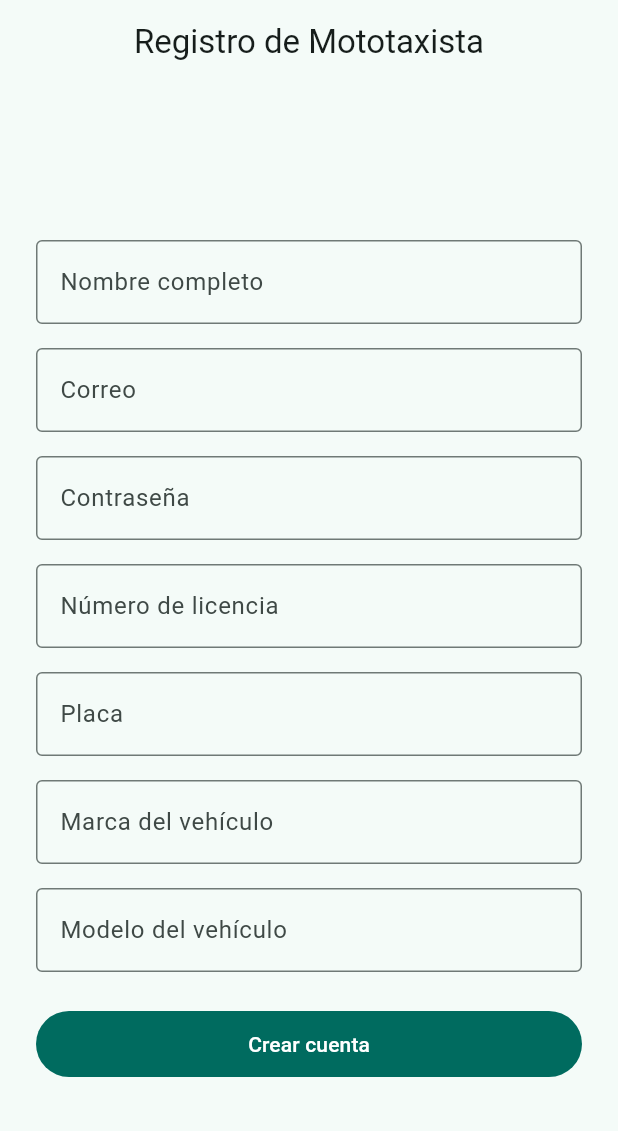
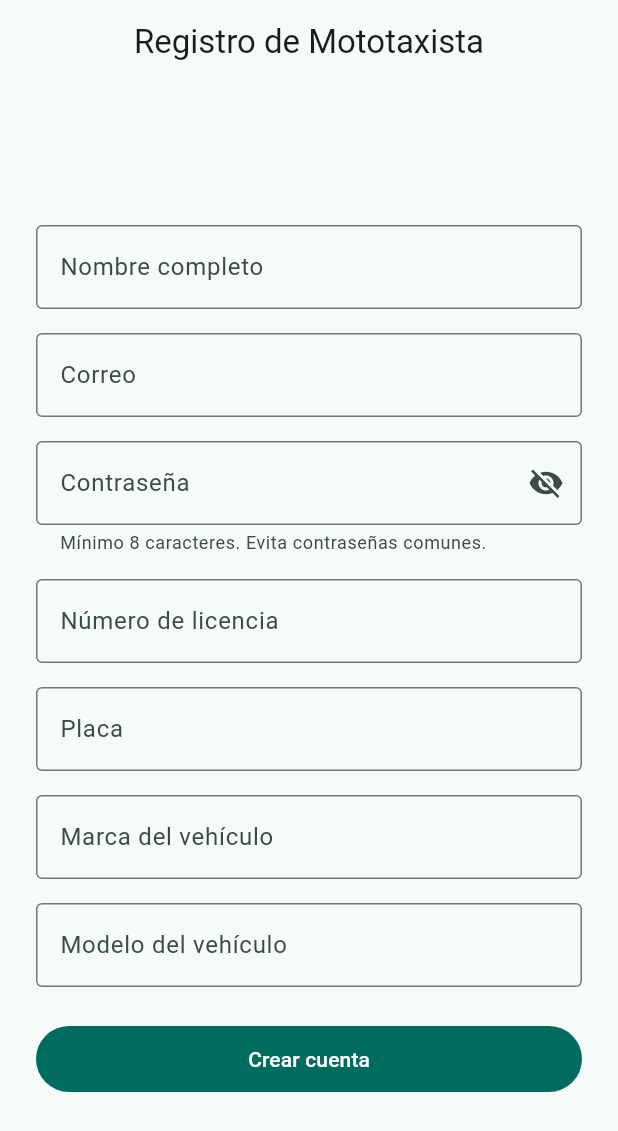
Before and after one commit to joelmendozataype/appmotolink, a Flutter app: the RegistroMototaxistaPage screen opened by its route, on a phone screen of 412 x 824 dp. Shown: the top 1131 px of the screen. Run offline on Flutter 3.47's test engine with Material 3 defaults, Android fonts, the phone set to English and light mode, and no system bars; our stand-ins replace equatable, flutter_map, flutter_secure_storage, geolocator, go_router, latlong2 and 1 more; accounts and stored records are empty; network calls fail.

Commit message:
feat(mobile): permitir ver la contrasena al escribirla
Los tres campos de contrasena —login y los dos registros— ocultaban el
texto sin opcion a revelarlo. Escribir a ciegas en un teclado tactil
provoca erratas que el usuario solo descubre cuando el login ya fallo,
y esos intentos fallidos ahora ademas cuentan para el limite de fuerza
bruta.

Se agrega CampoContrasena, con boton de mostrar/ocultar. Arranca oculta
y solo se revela si la persona lo pide. El boton lleva tooltip para que
quien use lector de pantalla sepa que hace y en que estado esta.

Ademas se corrige una incoherencia que quedo de la revision de
seguridad: las dos pantallas de registro exigian 4 caracteres mientras
el backend pedia 8 y rechazaba las contrasenas comunes. La app daba por
buena una contrasena que el servidor rechazaba despues con un error
poco claro. Se centraliza en Validaciones para que ambas pantallas no
vuelvan a divergir, y se avisa del requisito bajo el campo en vez de
esperar al rechazo.

La validacion del servidor sigue mandando: esto solo evita el viaje de
ida y vuelta.

47 pruebas de movil (antes 37).

```diff
--- /dev/null
+++ b/mobile/lib/core/utils/validaciones.dart
@@ -0,0 +1,35 @@
+/// Validaciones de formulario que deben coincidir con las del backend.
+///
+/// Existe este archivo para que las dos pantallas de registro no cada una
+/// por su cuenta: antes exigían 4 caracteres mientras el backend pedía 8,
+/// así que la app daba por buena una contraseña que el servidor rechazaba
+/// después con un error poco claro.
+///
+/// La validación del servidor sigue mandando —es la única que no se puede
+/// saltar—; esto solo evita el viaje de ida y vuelta.
+class Validaciones {
+  static const longitudMinimaContrasena = 8;
+
+  /// Las más probadas por los ataques automáticos. El backend usa la
+  /// lista completa de Django, de unas 20 000; aquí basta con atajar las
+  /// obvias antes de enviar.
+  static const _comunes = {
+    'password', 'contrasena', '12345678', '123456789', 'qwertyui',
+    'motolink', 'admin123', 'password1', '11111111', 'abcd1234',
+  };
+
+  static String? contrasena(String? valor) {
+    final v = valor ?? '';
+    if (v.isEmpty) return 'Ingresa una contraseña';
+    if (v.length < longitudMinimaContrasena) {
+      return 'Mínimo $longitudMinimaContrasena caracteres';
+    }
+    if (RegExp(r'^\d+$').hasMatch(v)) {
+      return 'No uses solo números';
+    }
+    if (_comunes.contains(v.toLowerCase())) {
+      return 'Esa contraseña es demasiado común';
+    }
+    return null;
+  }
+}
--- a/mobile/lib/features/auth/presentation/pages/login_page.dart
+++ b/mobile/lib/features/auth/presentation/pages/login_page.dart
@@ -4,6 +4,7 @@ import 'package:mobile/core/enums/rol_usuario.dart';
 import 'package:mobile/core/error/exceptions.dart';
 import 'package:mobile/core/routing/app_routes.dart';
 import 'package:mobile/features/auth/presentation/providers/auth_provider.dart';
+import 'package:mobile/shared/widgets/campo_contrasena.dart';
 import 'package:provider/provider.dart';
 
 class LoginPage extends StatefulWidget {
@@ -107,10 +108,8 @@ class _LoginPageState extends State<LoginPage> {
                         (v == null || v.isEmpty) ? 'Ingresa tu correo' : null,
                   ),
                   const SizedBox(height: 16),
-                  TextFormField(
+                  CampoContrasena(
                     controller: _contrasenaController,
-                    decoration: const InputDecoration(labelText: 'Contraseña'),
-                    obscureText: true,
                     validator: (v) => (v == null || v.isEmpty)
                         ? 'Ingresa tu contraseña'
                         : null,
--- a/mobile/lib/features/auth/presentation/pages/registro_mototaxista_page.dart
+++ b/mobile/lib/features/auth/presentation/pages/registro_mototaxista_page.dart
@@ -2,10 +2,12 @@ import 'package:flutter/material.dart';
 import 'package:go_router/go_router.dart';
 import 'package:mobile/core/enums/rol_usuario.dart';
 import 'package:mobile/core/error/exceptions.dart';
+import 'package:mobile/core/utils/validaciones.dart';
 import 'package:mobile/core/routing/app_routes.dart';
 import 'package:mobile/features/auth/domain/entities/usuario_entity.dart';
 import 'package:mobile/features/auth/presentation/providers/auth_provider.dart';
 import 'package:mobile/features/profile/domain/entities/mototaxista_entity.dart';
+import 'package:mobile/shared/widgets/campo_contrasena.dart';
 import 'package:provider/provider.dart';
 
 class RegistroMototaxistaPage extends StatefulWidget {
@@ -89,14 +91,11 @@ class _RegistroMototaxistaPageState extends State<RegistroMototaxistaPage> {
                           (v == null || v.isEmpty) ? 'Ingresa tu correo' : null,
                     ),
                     const SizedBox(height: 16),
-                    TextFormField(
+                    CampoContrasena(
                       controller: _contrasenaController,
-                      decoration:
-                          const InputDecoration(labelText: 'Contraseña'),
-                      obscureText: true,
-                      validator: (v) => (v == null || v.length < 4)
-                          ? 'Mínimo 4 caracteres'
-                          : null,
+                      esRegistro: true,
+                      ayuda: 'Mínimo 8 caracteres. Evita contraseñas comunes.',
+                      validator: Validaciones.contrasena,
                     ),
                     const SizedBox(height: 16),
                     TextFormField(
--- /dev/null
+++ b/mobile/lib/shared/widgets/campo_contrasena.dart
@@ -0,0 +1,62 @@
+import 'package:flutter/material.dart';
+
+/// Campo de contraseña con botón para mostrarla u ocultarla.
+///
+/// Escribir a ciegas en un teclado táctil provoca errores, y el usuario
+/// solo descubre la errata cuando el login ya ha fallado. Poder revelar
+/// lo escrito reduce esos intentos fallidos —que además ahora cuentan
+/// para el límite de fuerza bruta— sin sacrificar nada: el texto arranca
+/// oculto y solo se revela si la persona lo pide.
+class CampoContrasena extends StatefulWidget {
+  final TextEditingController controller;
+  final String etiqueta;
+  final String? Function(String?)? validator;
+
+  /// Ayuda bajo el campo. Útil en el registro, donde el backend exige un
+  /// mínimo de 8 caracteres y rechaza las contraseñas comunes.
+  final String? ayuda;
+
+  /// En el registro conviene sugerir una contraseña nueva al gestor de
+  /// claves; en el login, una ya guardada.
+  final bool esRegistro;
+
+  const CampoContrasena({
+    super.key,
+    required this.controller,
+    this.etiqueta = 'Contraseña',
+    this.validator,
+    this.ayuda,
+    this.esRegistro = false,
+  });
+
+  @override
+  State<CampoContrasena> createState() => _CampoContrasenaState();
+}
+
+class _CampoContrasenaState extends State<CampoContrasena> {
+  bool _oculta = true;
+
+  @override
+  Widget build(BuildContext context) {
+    return TextFormField(
+      controller: widget.controller,
+      obscureText: _oculta,
+      autofillHints: [
+        widget.esRegistro ? AutofillHints.newPassword : AutofillHints.password,
+      ],
+      decoration: InputDecoration(
+        labelText: widget.etiqueta,
+        helperText: widget.ayuda,
+        helperMaxLines: 2,
+        suffixIcon: IconButton(
+          icon: Icon(_oculta ? Icons.visibility_off : Icons.visibility),
+          // Sin esto, quien use lector de pantalla no sabría qué hace el
+          // botón ni en qué estado está el campo.
+          tooltip: _oculta ? 'Mostrar contraseña' : 'Ocultar contraseña',
+          onPressed: () => setState(() => _oculta = !_oculta),
+        ),
+      ),
+      validator: widget.validator,
+    );
+  }
+}
```
Also changed, not shown: mobile/lib/features/auth/presentation/pages/registro_pasajero_page.dart (+6 -6 lines), 2 other files.
